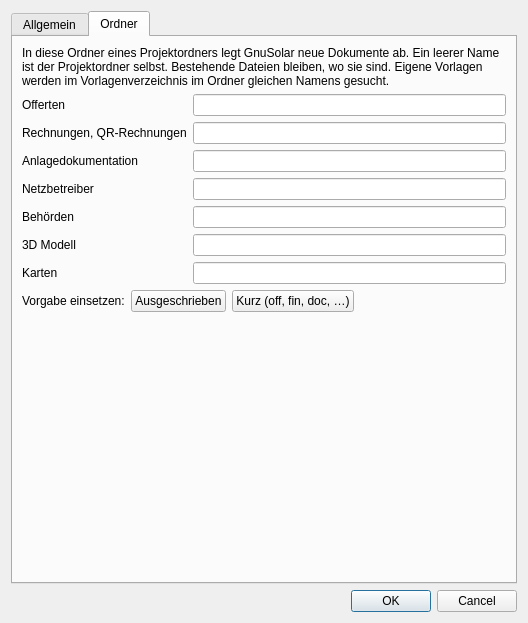
This is Ui/Preferences.ui in GnuSolar/GnuSolar as Qt 5 draws it before an edit. The edited form follows.
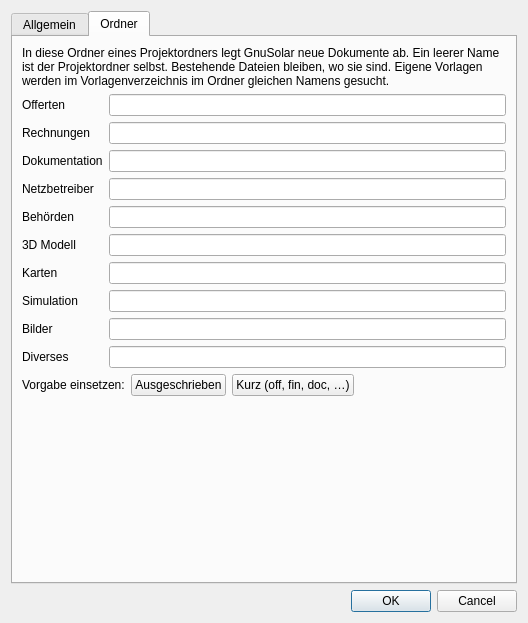
This is the edited form. The open tabs and pages were chosen to show the change.

Commit message:
Folders Simulation, Bilder and Diverses (sim, pic, etc)
Three more folders can be named in the preferences. GnuSolar doesn't put
anything into them yet, they are part of the installer's folder structure.
The labels of invoices and documentation are shorter.

A folder the config file has no name for, like these three in a config
written before, is named like the ones in use: short if those are short.

```diff
--- a/Ui/Preferences.ui
+++ b/Ui/Preferences.ui
@@ -482,7 +482,7 @@
          <item row="1" column="0">
           <widget class="QLabel" name="folderLabel_invoices">
            <property name="text">
-            <string>Rechnungen, QR-Rechnungen</string>
+            <string>Rechnungen</string>
            </property>
           </widget>
          </item>
@@ -491,9 +491,12 @@
          </item>
          <item row="2" column="0">
           <widget class="QLabel" name="folderLabel_documentation">
-           <property name="text">
+           <property name="toolTip">
             <string>Anlagedokumentation</string>
            </property>
+           <property name="text">
+            <string>Dokumentation</string>
+           </property>
           </widget>
          </item>
          <item row="2" column="1">
@@ -560,6 +563,57 @@
            </property>
           </widget>
          </item>
+         <item row="7" column="0">
+          <widget class="QLabel" name="folderLabel_simulation">
+           <property name="toolTip">
+            <string>Ertragssimulation, von GnuSolar noch nicht verwendet</string>
+           </property>
+           <property name="text">
+            <string>Simulation</string>
+           </property>
+          </widget>
+         </item>
+         <item row="7" column="1">
+          <widget class="QLineEdit" name="folder_simulation">
+           <property name="toolTip">
+            <string>Ertragssimulation, von GnuSolar noch nicht verwendet</string>
+           </property>
+          </widget>
+         </item>
+         <item row="8" column="0">
+          <widget class="QLabel" name="folderLabel_pictures">
+           <property name="toolTip">
+            <string>Fotos, von GnuSolar noch nicht verwendet</string>
+           </property>
+           <property name="text">
+            <string>Bilder</string>
+           </property>
+          </widget>
+         </item>
+         <item row="8" column="1">
+          <widget class="QLineEdit" name="folder_pictures">
+           <property name="toolTip">
+            <string>Fotos, von GnuSolar noch nicht verwendet</string>
+           </property>
+          </widget>
+         </item>
+         <item row="9" column="0">
+          <widget class="QLabel" name="folderLabel_misc">
+           <property name="toolTip">
+            <string>Alles andere, von GnuSolar noch nicht verwendet</string>
+           </property>
+           <property name="text">
+            <string>Diverses</string>
+           </property>
+          </widget>
+         </item>
+         <item row="9" column="1">
+          <widget class="QLineEdit" name="folder_misc">
+           <property name="toolTip">
+            <string>Alles andere, von GnuSolar noch nicht verwendet</string>
+           </property>
+          </widget>
+         </item>
         </layout>
        </item>
        <item>
```
Left out of the diff: 15 changed lines with no effect on the pictures. The commit also changes 2 other files.
